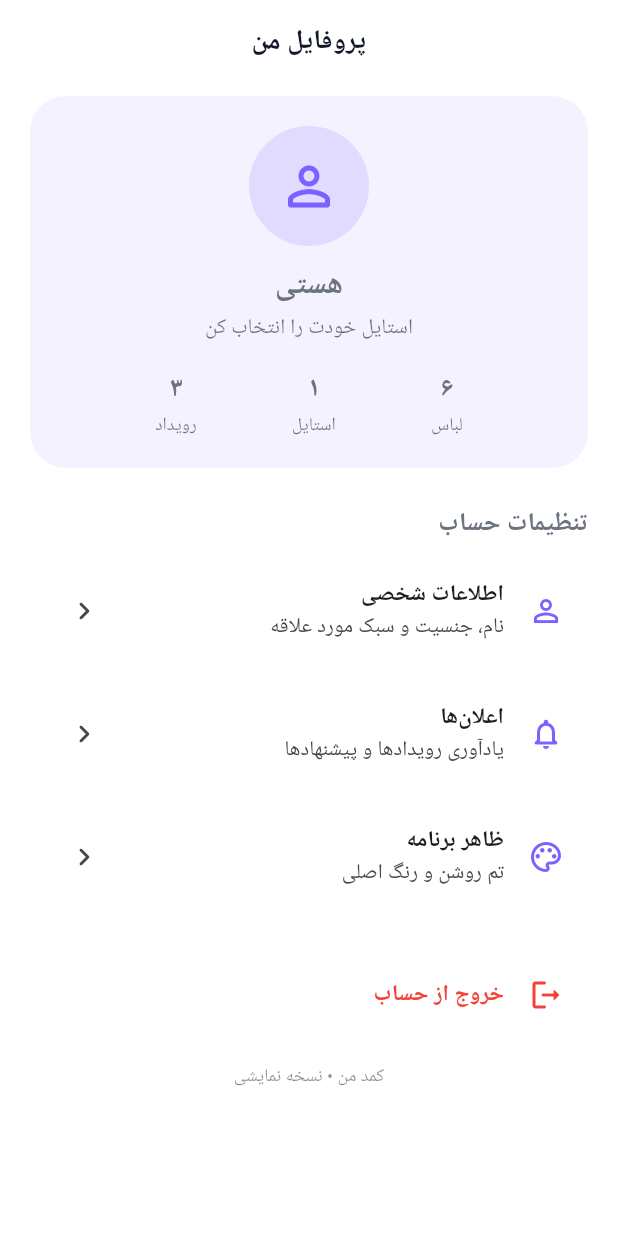
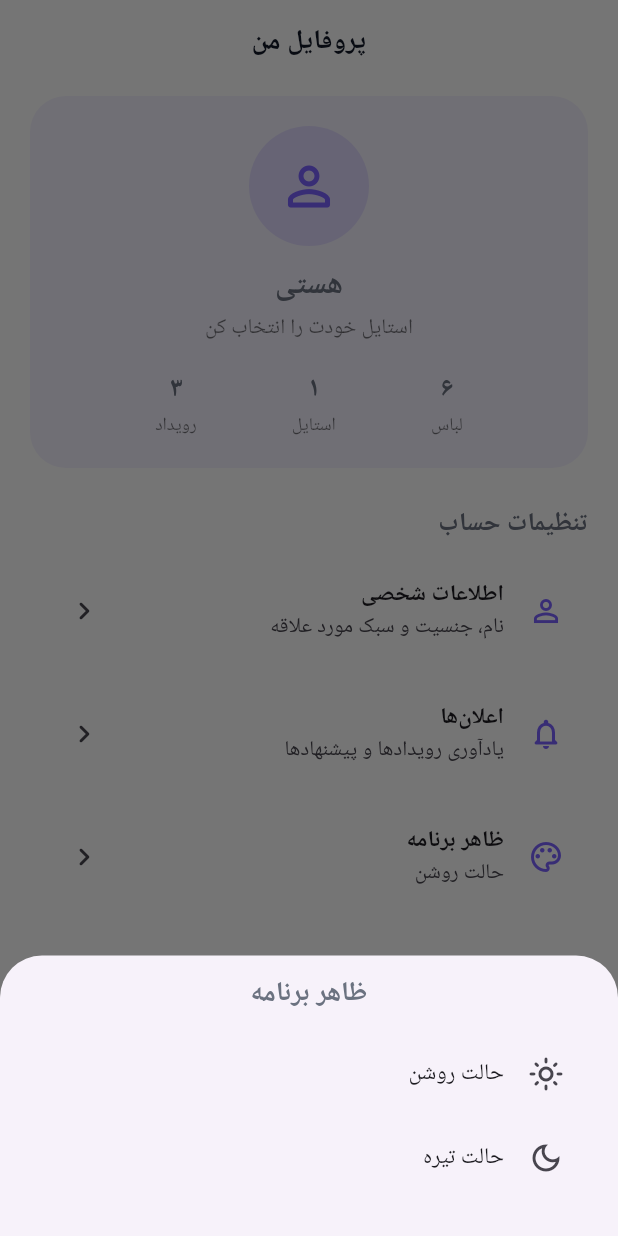
Before and after one commit to NNSCO2018/komod-, a Flutter app: the SettingsScreen screen opened by its route, after a tap on "ظاهر برنامه", on a phone screen of 412 x 824 dp. Run offline on Flutter 3.47's test engine with Material 3 defaults, Android fonts, the light colour scheme and no system bars; our stand-ins replace dio, flutter_riverpod, go_router, google_fonts, image_picker, shared_preferences; missing offline and left inert: persian_datetime_picker; accounts and stored records are empty; Roboto replaces fonts that are missing (Vazirmatn); statements that could not run were skipped.

Commit message:
Add persistent theme selection

```diff
--- a/lib/app.dart
+++ b/lib/app.dart
@@ -4,6 +4,7 @@ import 'package:persian_datetime_picker/persian_datetime_picker.dart';
 import 'package:flutter_riverpod/flutter_riverpod.dart';
 import 'core/app_theme.dart';
 import 'core/gender_provider.dart';
+import 'core/theme_mode_provider.dart';
 import 'core/router/app_router.dart';
 
 class KomodApp extends ConsumerWidget {
@@ -12,6 +13,7 @@ class KomodApp extends ConsumerWidget {
   @override
   Widget build(BuildContext context, WidgetRef ref) {
     final gender = ref.watch(genderProvider);
+    final themeMode = ref.watch(themeModeProvider);
     return MaterialApp.router(
       title: 'Komod',
       debugShowCheckedModeBanner: false,
@@ -33,7 +35,7 @@ class KomodApp extends ConsumerWidget {
       },
       theme: AppTheme.light(seedColor: gender.primaryColor),
       darkTheme: AppTheme.dark(seedColor: gender.primaryColor),
-      themeMode: ThemeMode.light,
+      themeMode: themeMode,
     );
   }
 }
--- a/lib/features/settings/settings_screen.dart
+++ b/lib/features/settings/settings_screen.dart
@@ -2,6 +2,7 @@ import 'package:flutter/material.dart';
 import 'package:flutter_riverpod/flutter_riverpod.dart';
 import 'package:go_router/go_router.dart';
 import '../../core/profile_provider.dart';
+import '../../core/theme_mode_provider.dart';
 import '../calendar/providers/calendar_provider.dart';
 import '../closet/providers/closet_provider.dart';
 
@@ -13,11 +14,46 @@ class SettingsScreen extends ConsumerWidget {
     return value.toString().split('').map((digit) => digits[int.parse(digit)]).join();
   }
 
+  Future<void> _showThemePicker(BuildContext context, WidgetRef ref) {
+    return showModalBottomSheet<void>(
+      context: context,
+      builder: (sheetContext) => SafeArea(
+        child: Padding(
+          padding: const EdgeInsets.fromLTRB(20, 12, 20, 24),
+          child: Column(
+            mainAxisSize: MainAxisSize.min,
+            children: [
+              const Text('ظاهر برنامه', style: TextStyle(fontSize: 18, fontWeight: FontWeight.w800)),
+              const SizedBox(height: 12),
+              ListTile(
+                leading: const Icon(Icons.light_mode_outlined),
+                title: const Text('حالت روشن'),
+                onTap: () {
+                  ref.read(themeModeProvider.notifier).setMode(ThemeMode.light);
+                  Navigator.pop(sheetContext);
+                },
+              ),
+              ListTile(
+                leading: const Icon(Icons.dark_mode_outlined),
+                title: const Text('حالت تیره'),
+                onTap: () {
+                  ref.read(themeModeProvider.notifier).setMode(ThemeMode.dark);
+                  Navigator.pop(sheetContext);
+                },
+              ),
+            ],
+          ),
+        ),
+      ),
+    );
+  }
+
   @override
   Widget build(BuildContext context, WidgetRef ref) {
     final profile = ref.watch(profileProvider);
     final clothingCount = ref.watch(closetProvider).length;
     final eventCount = ref.watch(calendarProvider).length;
+    final themeMode = ref.watch(themeModeProvider);
     final primary = Theme.of(context).colorScheme.primary;
     return Scaffold(
       appBar: AppBar(title: const Text('پروفایل من')),
@@ -54,7 +90,12 @@ class SettingsScreen extends ConsumerWidget {
           const SizedBox(height: 10),
           _SettingTile(icon: Icons.person_outline, title: 'اطلاعات شخصی', subtitle: 'نام، جنسیت و سبک مورد علاقه', onTap: () => context.push('/profile/setup')),
           _SettingTile(icon: Icons.notifications_none_rounded, title: 'اعلان‌ها', subtitle: 'یادآوری رویدادها و پیشنهادها', onTap: () {}),
-          _SettingTile(icon: Icons.palette_outlined, title: 'ظاهر برنامه', subtitle: 'تم روشن و رنگ اصلی', onTap: () {}),
+          _SettingTile(
+            icon: Icons.palette_outlined,
+            title: 'ظاهر برنامه',
+            subtitle: themeMode == ThemeMode.dark ? 'حالت تیره' : 'حالت روشن',
+            onTap: () => _showThemePicker(context, ref),
+          ),
           const SizedBox(height: 18),
           Card(
             child: ListTile(
```
Also changed, not shown: lib/core/theme_mode_provider.dart (added, +25 -0 lines).
